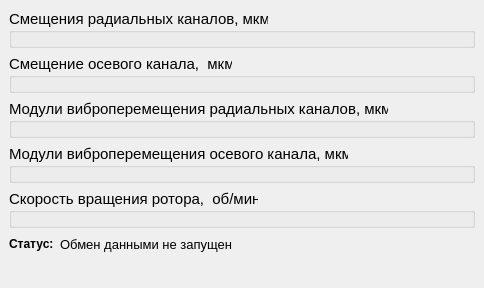
First picture: the form in displaypanel.ui, repository devotottt/ktm2cm, before the edit.
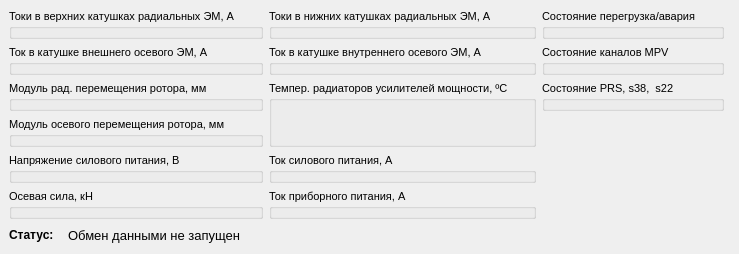
Second picture: the form after the edit.

Patch:
```diff
--- a/displaypanel.ui
+++ b/displaypanel.ui
@@ -6,8 +6,8 @@
    <rect>
     <x>0</x>
     <y>0</y>
-    <width>484</width>
-    <height>288</height>
+    <width>737</width>
+    <height>224</height>
    </rect>
   </property>
   <property name="sizePolicy">
@@ -26,16 +26,290 @@
    <string/>
   </property>
   <widget class="QWidget" name="dockWidgetContents">
-   <layout class="QVBoxLayout" name="verticalLayout">
-    <item>
+   <layout class="QGridLayout" name="gridLayout" columnstretch="0,0,0,1">
+    <item row="2" column="1" rowspan="2">
+     <widget class="QGroupBox" name="groupBox_10">
+      <property name="font">
+       <font>
+        <pointsize>8</pointsize>
+       </font>
+      </property>
+      <property name="title">
+       <string>Темпер. радиаторов усилителей мощности, ºС</string>
+      </property>
+      <property name="flat">
+       <bool>false</bool>
+      </property>
+      <property name="checkable">
+       <bool>false</bool>
+      </property>
+      <layout class="QVBoxLayout" name="verticalLayout_14">
+       <property name="spacing">
+        <number>3</number>
+       </property>
+       <property name="topMargin">
+        <number>5</number>
+       </property>
+       <property name="bottomMargin">
+        <number>0</number>
+       </property>
+      </layout>
+     </widget>
+    </item>
+    <item row="7" column="0">
+     <spacer name="verticalSpacer">
+      <property name="orientation">
+       <enum>Qt::Vertical</enum>
+      </property>
+      <property name="sizeHint" stdset="0">
+       <size>
+        <width>20</width>
+        <height>40</height>
+       </size>
+      </property>
+     </spacer>
+    </item>
+    <item row="3" column="0">
+     <widget class="QGroupBox" name="groupBox_9">
+      <property name="font">
+       <font>
+        <pointsize>8</pointsize>
+       </font>
+      </property>
+      <property name="title">
+       <string>Модуль осевого перемещения ротора, мм</string>
+      </property>
+      <property name="flat">
+       <bool>false</bool>
+      </property>
+      <property name="checkable">
+       <bool>false</bool>
+      </property>
+      <layout class="QVBoxLayout" name="verticalLayout_13">
+       <property name="spacing">
+        <number>3</number>
+       </property>
+       <property name="topMargin">
+        <number>5</number>
+       </property>
+       <property name="bottomMargin">
+        <number>0</number>
+       </property>
+      </layout>
+     </widget>
+    </item>
+    <item row="1" column="0">
+     <widget class="QGroupBox" name="groupBox_6">
+      <property name="font">
+       <font>
+        <pointsize>8</pointsize>
+       </font>
+      </property>
+      <property name="title">
+       <string>Ток в катушке внешнего осевого ЭМ, А</string>
+      </property>
+      <property name="flat">
+       <bool>false</bool>
+      </property>
+      <property name="checkable">
+       <bool>false</bool>
+      </property>
+      <layout class="QVBoxLayout" name="verticalLayout_9">
+       <property name="spacing">
+        <number>3</number>
+       </property>
+       <property name="topMargin">
+        <number>5</number>
+       </property>
+       <property name="bottomMargin">
+        <number>0</number>
+       </property>
+      </layout>
+     </widget>
+    </item>
+    <item row="2" column="0">
+     <widget class="QGroupBox" name="groupBox_8">
+      <property name="font">
+       <font>
+        <pointsize>8</pointsize>
+       </font>
+      </property>
+      <property name="title">
+       <string>Модуль рад. перемещения ротора, мм</string>
+      </property>
+      <property name="flat">
+       <bool>false</bool>
+      </property>
+      <property name="checkable">
+       <bool>false</bool>
+      </property>
+      <layout class="QVBoxLayout" name="verticalLayout_12">
+       <property name="spacing">
+        <number>3</number>
+       </property>
+       <property name="topMargin">
+        <number>5</number>
+       </property>
+       <property name="bottomMargin">
+        <number>0</number>
+       </property>
+      </layout>
+     </widget>
+    </item>
+    <item row="5" column="1">
+     <widget class="QGroupBox" name="groupBox_13">
+      <property name="font">
+       <font>
+        <pointsize>8</pointsize>
+       </font>
+      </property>
+      <property name="title">
+       <string>Ток приборного питания, А</string>
+      </property>
+      <property name="flat">
+       <bool>false</bool>
+      </property>
+      <property name="checkable">
+       <bool>false</bool>
+      </property>
+      <layout class="QVBoxLayout" name="verticalLayout_17">
+       <property name="spacing">
+        <number>3</number>
+       </property>
+       <property name="topMargin">
+        <number>5</number>
+       </property>
+       <property name="bottomMargin">
+        <number>0</number>
+       </property>
+      </layout>
+     </widget>
+    </item>
+    <item row="1" column="1">
+     <widget class="QGroupBox" name="groupBox_7">
+      <property name="font">
+       <font>
+        <pointsize>8</pointsize>
+       </font>
+      </property>
+      <property name="title">
+       <string>Ток в катушке внутреннего осевого ЭМ, А</string>
+      </property>
+      <layout class="QVBoxLayout" name="verticalLayout_10">
+       <property name="spacing">
+        <number>3</number>
+       </property>
+       <property name="topMargin">
+        <number>5</number>
+       </property>
+       <property name="bottomMargin">
+        <number>0</number>
+       </property>
+      </layout>
+     </widget>
+    </item>
+    <item row="5" column="0">
+     <widget class="QGroupBox" name="groupBox_14">
+      <property name="font">
+       <font>
+        <pointsize>8</pointsize>
+       </font>
+      </property>
+      <property name="title">
+       <string>Осевая сила, кН</string>
+      </property>
+      <property name="flat">
+       <bool>false</bool>
+      </property>
+      <property name="checkable">
+       <bool>false</bool>
+      </property>
+      <layout class="QVBoxLayout" name="verticalLayout_18">
+       <property name="spacing">
+        <number>3</number>
+       </property>
+       <property name="topMargin">
+        <number>5</number>
+       </property>
+       <property name="bottomMargin">
+        <number>0</number>
+       </property>
+      </layout>
+     </widget>
+    </item>
+    <item row="4" column="1">
+     <widget class="QGroupBox" name="groupBox_12">
+      <property name="font">
+       <font>
+        <pointsize>8</pointsize>
+       </font>
+      </property>
+      <property name="title">
+       <string>Ток силового питания, А </string>
+      </property>
+      <property name="flat">
+       <bool>false</bool>
+      </property>
+      <property name="checkable">
+       <bool>false</bool>
+      </property>
+      <layout class="QVBoxLayout" name="verticalLayout_16">
+       <property name="spacing">
+        <number>3</number>
+       </property>
+       <property name="topMargin">
+        <number>5</number>
+       </property>
+       <property name="bottomMargin">
+        <number>0</number>
+       </property>
+      </layout>
+     </widget>
+    </item>
+    <item row="4" column="0">
+     <widget class="QGroupBox" name="groupBox_11">
+      <property name="font">
+       <font>
+        <pointsize>8</pointsize>
+       </font>
+      </property>
+      <property name="title">
+       <string>Напряжение силового питания, В</string>
+      </property>
+      <property name="flat">
+       <bool>false</bool>
+      </property>
+      <property name="checkable">
+       <bool>false</bool>
+      </property>
+      <layout class="QVBoxLayout" name="verticalLayout_15">
+       <property name="spacing">
+        <number>3</number>
+       </property>
+       <property name="topMargin">
+        <number>5</number>
+       </property>
+       <property name="bottomMargin">
+        <number>0</number>
+       </property>
+      </layout>
+     </widget>
+    </item>
+    <item row="0" column="0">
      <widget class="QGroupBox" name="groupBox">
       <property name="font">
        <font>
-        <pointsize>11</pointsize>
+        <pointsize>8</pointsize>
        </font>
       </property>
       <property name="title">
-       <string>Смещения радиальных каналов, мкм</string>
+       <string>Токи в верхних катушках радиальных ЭМ, А</string>
+      </property>
+      <property name="flat">
+       <bool>false</bool>
+      </property>
+      <property name="checkable">
+       <bool>false</bool>
       </property>
       <layout class="QVBoxLayout" name="verticalLayout_2">
        <property name="spacing">
@@ -50,15 +324,15 @@
       </layout>
      </widget>
     </item>
-    <item>
+    <item row="0" column="1">
      <widget class="QGroupBox" name="groupBox_2">
       <property name="font">
        <font>
-        <pointsize>11</pointsize>
+        <pointsize>8</pointsize>
        </font>
       </property>
       <property name="title">
-       <string>Смещение осевого канала,  мкм</string>
+       <string>Токи в нижних катушках радиальных ЭМ, А</string>
       </property>
       <layout class="QVBoxLayout" name="verticalLayout_3">
        <property name="spacing">
@@ -73,76 +347,142 @@
       </layout>
      </widget>
     </item>
-    <item>
-     <widget class="QGroupBox" name="groupBox_3">
-      <property name="font">
-       <font>
-        <pointsize>11</pointsize>
-       </font>
+    <item row="0" column="3">
+     <spacer name="horizontalSpacer_2">
+      <property name="orientation">
+       <enum>Qt::Horizontal</enum>
       </property>
-      <property name="title">
-       <string>Модули виброперемещения радиальных каналов, мкм</string>
+      <property name="sizeHint" stdset="0">
+       <size>
+        <width>40</width>
+        <height>20</height>
+       </size>
       </property>
-      <layout class="QVBoxLayout" name="verticalLayout_4">
-       <property name="spacing">
-        <number>3</number>
-       </property>
-       <property name="topMargin">
-        <number>5</number>
-       </property>
-       <property name="bottomMargin">
-        <number>0</number>
-       </property>
-      </layout>
-     </widget>
+     </spacer>
     </item>
-    <item>
-     <widget class="QGroupBox" name="groupBox_4">
-      <property name="font">
-       <font>
-        <pointsize>11</pointsize>
-       </font>
-      </property>
-      <property name="title">
-       <string>Модули виброперемещения осевого канала, мкм</string>
-      </property>
-      <layout class="QVBoxLayout" name="verticalLayout_6">
-       <property name="spacing">
-        <number>3</number>
-       </property>
-       <property name="topMargin">
-        <number>5</number>
-       </property>
-       <property name="bottomMargin">
-        <number>0</number>
-       </property>
-      </layout>
-     </widget>
+    <item row="0" column="2" rowspan="6">
+     <layout class="QVBoxLayout" name="verticalLayout">
+      <item>
+       <widget class="QGroupBox" name="groupBox_5">
+        <property name="sizePolicy">
+         <sizepolicy hsizetype="Preferred" vsizetype="Preferred">
+          <horstretch>0</horstretch>
+          <verstretch>0</verstretch>
+         </sizepolicy>
+        </property>
+        <property name="font">
+         <font>
+          <pointsize>8</pointsize>
+         </font>
+        </property>
+        <property name="title">
+         <string>Состояние перегрузка/авария</string>
+        </property>
+        <property name="flat">
+         <bool>false</bool>
+        </property>
+        <property name="checkable">
+         <bool>false</bool>
+        </property>
+        <layout class="QVBoxLayout" name="verticalLayout_8">
+         <property name="spacing">
+          <number>2</number>
+         </property>
+         <property name="topMargin">
+          <number>5</number>
+         </property>
+         <property name="bottomMargin">
+          <number>0</number>
+         </property>
+        </layout>
+       </widget>
+      </item>
+      <item>
+       <widget class="QGroupBox" name="groupBox_3">
+        <property name="sizePolicy">
+         <sizepolicy hsizetype="MinimumExpanding" vsizetype="Preferred">
+          <horstretch>0</horstretch>
+          <verstretch>0</verstretch>
+         </sizepolicy>
+        </property>
+        <property name="font">
+         <font>
+          <pointsize>8</pointsize>
+         </font>
+        </property>
+        <property name="title">
+         <string>Состояние каналов MPV</string>
+        </property>
+        <property name="flat">
+         <bool>false</bool>
+        </property>
+        <property name="checkable">
+         <bool>false</bool>
+        </property>
+        <layout class="QVBoxLayout" name="verticalLayout_5">
+         <property name="spacing">
+          <number>2</number>
+         </property>
+         <property name="topMargin">
+          <number>5</number>
+         </property>
+         <property name="bottomMargin">
+          <number>0</number>
+         </property>
+        </layout>
+       </widget>
+      </item>
+      <item>
+       <widget class="QGroupBox" name="groupBox_4">
+        <property name="sizePolicy">
+         <sizepolicy hsizetype="Preferred" vsizetype="Preferred">
+          <horstretch>0</horstretch>
+          <verstretch>0</verstretch>
+         </sizepolicy>
+        </property>
+        <property name="font">
+         <font>
+          <pointsize>8</pointsize>
+         </font>
+        </property>
+        <property name="title">
+         <string>Состояние PRS, s38,  s22</string>
+        </property>
+        <property name="flat">
+         <bool>false</bool>
+        </property>
+        <property name="checkable">
+         <bool>false</bool>
+        </property>
+        <layout class="QVBoxLayout" name="verticalLayout_6">
+         <property name="spacing">
+          <number>2</number>
+         </property>
+         <property name="topMargin">
+          <number>5</number>
+         </property>
+         <property name="bottomMargin">
+          <number>0</number>
+         </property>
+        </layout>
+       </widget>
+      </item>
+      <item>
+       <spacer name="verticalSpacer_2">
+        <property name="orientation">
+         <enum>Qt::Vertical</enum>
+        </property>
+        <property name="sizeHint" stdset="0">
+         <size>
+          <width>20</width>
+          <height>40</height>
+         </size>
+        </property>
+       </spacer>
+      </item>
+     </layout>
     </item>
-    <item>
-     <widget class="QGroupBox" name="groupBox_5">
-      <property name="font">
-       <font>
-        <pointsize>11</pointsize>
-       </font>
-      </property>
-      <property name="title">
-       <string>Скорость вращения ротора,  об/мин</string>
-      </property>
-      <layout class="QVBoxLayout" name="verticalLayout_7">
-       <property name="spacing">
-        <number>3</number>
-       </property>
-       <property name="topMargin">
-        <number>5</number>
-       </property>
-       <property name="bottomMargin">
-        <number>0</number>
-       </property>
-      </layout>
-     </widget>
-    </item>
-    <item>
+    <item row="6" column="0" colspan="4">
      <layout class="QHBoxLayout" name="horizontalLayout">
       <item>
        <widget class="QLabel" name="label">
@@ -172,6 +512,12 @@
         <property name="text">
          <string>Обмен данными не запущен</string>
         </property>
+        <property name="margin">
+         <number>0</number>
+        </property>
+        <property name="indent">
+         <number>8</number>
+        </property>
        </widget>
       </item>
       <item>
@@ -189,19 +535,6 @@
       </item>
      </layout>
     </item>
-    <item>
-     <spacer name="verticalSpacer">
-      <property name="orientation">
-       <enum>Qt::Vertical</enum>
-      </property>
-      <property name="sizeHint" stdset="0">
-       <size>
-        <width>20</width>
-        <height>40</height>
-       </size>
-      </property>
-     </spacer>
-    </item>
    </layout>
   </widget>
  </widget>
```
